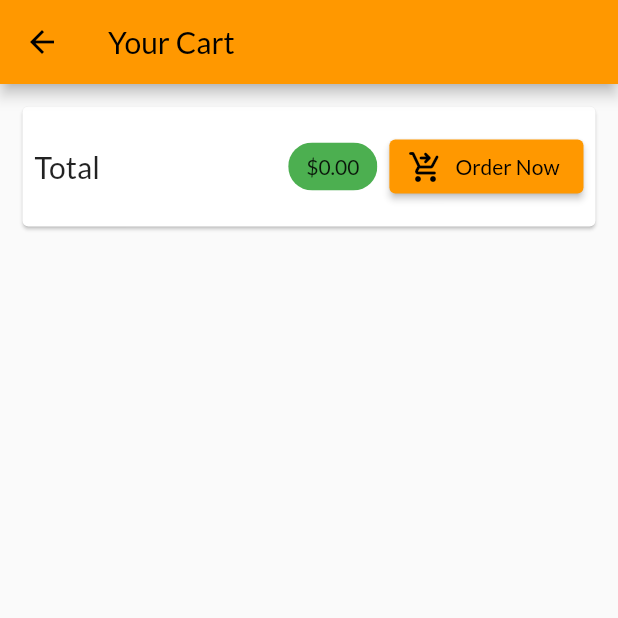
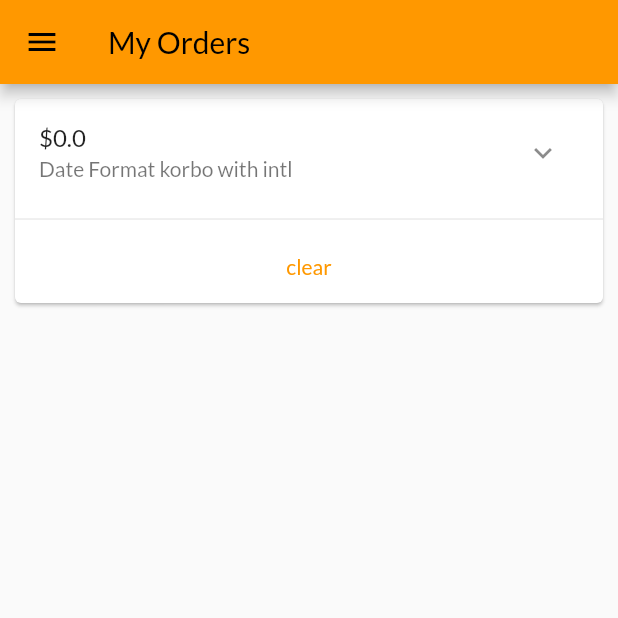
Before and after one commit to aladadev/simple_shop_app, a Flutter app: the CartScreen screen opened by its route, after a tap on "Order Now", on a phone screen of 412 x 824 dp, the top half of it. Run offline on Flutter 3.47's test engine with Material 2 defaults, Android fonts, the phone set to English and light mode, and no system bars; network calls fail.

Commit message:
Order Deletion+Order Item Deletion+SnackBar added for cart add

```diff
--- /dev/null
+++ b/lib/providers/order_provider.dart
@@ -0,0 +1,45 @@
+import 'package:flutter/foundation.dart';
+import 'package:shop_app/providers/cart_provider.dart';
+
+class OrderItem {
+  final String id;
+  double amount;
+  final List<CartItem> products;
+  final DateTime dateTime;
+  OrderItem(
+      {required this.id,
+      required this.amount,
+      required this.products,
+      required this.dateTime});
+}
+
+class OrderProvider with ChangeNotifier {
+  List<OrderItem> _orderList = [];
+
+  List<OrderItem> get orderItem {
+    return [..._orderList];
+  }
+
+  void addOrder(List<CartItem> cartProducts, double total) {
+    _orderList.insert(
+        0,
+        OrderItem(
+            id: DateTime.now().toString(),
+            amount: total,
+            products: cartProducts,
+            dateTime: DateTime.now()));
+    notifyListeners();
+  }
+
+  void deleteOrder(OrderItem orderData) {
+    _orderList.remove(orderData);
+    notifyListeners();
+  }
+
+  void deleteProductFromOrder(OrderItem orderData, CartItem element) {
+    orderData.products.remove(element);
+    var price = orderData.amount - (element.price * element.quantity);
+    orderData.amount = price;
+    notifyListeners();
+  }
+}
--- a/lib/screens/cart_screen.dart
+++ b/lib/screens/cart_screen.dart
@@ -1,6 +1,8 @@
 import 'package:flutter/material.dart';
 import 'package:provider/provider.dart';
 import 'package:shop_app/providers/cart_provider.dart';
+import 'package:shop_app/providers/order_provider.dart';
+import 'package:shop_app/screens/order_screen.dart';
 import 'package:shop_app/widgets/cart_item.dart';
 
 class CartScreen extends StatelessWidget {
@@ -37,7 +39,13 @@ class CartScreen extends StatelessWidget {
                     ),
                   ),
                   ElevatedButton.icon(
-                    onPressed: () {},
+                    onPressed: () {
+                      Provider.of<OrderProvider>(context, listen: false)
+                          .addOrder(cart.getCartItems.values.toList(),
+                              cart.totalAmount);
+                      cart.clearCart();
+                      Navigator.of(context).pushNamed(OrderScreen.routeID);
+                    },
                     icon: Icon(Icons.shopping_cart_checkout_rounded),
                     label: Text('Order Now'),
                   ),
@@ -52,6 +60,7 @@ class CartScreen extends StatelessWidget {
             child: ListView.builder(
               itemCount: cart.cartLength,
               itemBuilder: ((context, index) => CartItemWidget(
+                  productID: cart.getCartItems.keys.toList()[index],
                   id: cart.getCartItems.values.toList()[index].id,
                   price: cart.getCartItems.values.toList()[index].price,
                   quantity: cart.getCartItems.values.toList()[index].quantity,
--- /dev/null
+++ b/lib/screens/order_screen.dart
@@ -0,0 +1,25 @@
+import 'package:flutter/material.dart';
+import 'package:provider/provider.dart';
+import 'package:shop_app/providers/order_provider.dart' show OrderProvider;
+import 'package:shop_app/widgets/app_drawer.dart';
+import 'package:shop_app/widgets/order_item.dart';
+
+class OrderScreen extends StatelessWidget {
+  static const routeID = 'order-screen';
+  const OrderScreen({Key? key}) : super(key: key);
+
+  @override
+  Widget build(BuildContext context) {
+    final orderData = Provider.of<OrderProvider>(context).orderItem;
+    return Scaffold(
+      appBar: AppBar(
+        title: Text('My Orders'),
+      ),
+      drawer: AppDrawer(),
+      body: ListView.builder(
+          itemCount: orderData.length,
+          itemBuilder: ((context, index) =>
+              OrderItemWidget(orderData: orderData[index]))),
+    );
+  }
+}
--- a/lib/screens/product_overview_screen.dart
+++ b/lib/screens/product_overview_screen.dart
@@ -3,6 +3,7 @@ import 'package:provider/provider.dart';
 import 'package:shop_app/models/product.dart';
 import 'package:shop_app/providers/cart_provider.dart';
 import 'package:shop_app/screens/cart_screen.dart';
+import 'package:shop_app/widgets/app_drawer.dart';
 import 'package:shop_app/widgets/badge.dart';
 import 'package:shop_app/widgets/product_item.dart';
 import 'package:shop_app/widgets/products_grid.dart';
@@ -13,6 +14,7 @@ enum FilterOptions {
 }
 
 class ProductsOverviewScreen extends StatefulWidget {
+  static const routeID = 'product-overview-screen';
   ProductsOverviewScreen({Key? key}) : super(key: key);
 
   @override
@@ -60,6 +62,7 @@ class _ProductsOverviewScreenState extends State<ProductsOverviewScreen> {
         ],
         title: Text('My Shop'),
       ),
+      drawer: AppDrawer(),
       body: ProductsGrid(_showOnlyFavorites),
     );
   }
--- /dev/null
+++ b/lib/widgets/order_item.dart
@@ -0,0 +1,66 @@
+import 'package:flutter/material.dart';
+import 'package:provider/provider.dart';
+import 'package:shop_app/providers/order_provider.dart';
+
+class OrderItemWidget extends StatefulWidget {
+  final OrderItem orderData;
+  const OrderItemWidget({Key? key, required this.orderData}) : super(key: key);
+
+  @override
+  State<OrderItemWidget> createState() => _OrderItemWidgetState();
+}
+
+class _OrderItemWidgetState extends State<OrderItemWidget> {
+  var _isExpanded = false;
+  @override
+  Widget build(BuildContext context) {
+    return Card(
+      margin: EdgeInsets.all(10),
+      child: Column(
+        children: [
+          ListTile(
+            title: Text('\$${widget.orderData.amount}'),
+            subtitle: Text('Date Format korbo with intl'),
+            trailing: IconButton(
+              icon: Icon(Icons.expand_more),
+              onPressed: () {
+                setState(() {
+                  _isExpanded = !_isExpanded;
+                });
+              },
+            ),
+          ),
+          Divider(),
+          if (_isExpanded)
+            Container(
+              color: Colors.grey.shade100,
+              margin: EdgeInsets.symmetric(vertical: 10),
+              height: widget.orderData.products.length * 20 + 70,
+              child: ListView(children: [
+                ...widget.orderData.products
+                    .map((e) => ListTile(
+                          leading: IconButton(
+                            onPressed: () {
+                              Provider.of<OrderProvider>(context, listen: false)
+                                  .deleteProductFromOrder(widget.orderData, e);
+                            },
+                            icon: Icon(Icons.clear),
+                          ),
+                          trailing: Text('${e.price * e.quantity}'),
+                          title: Text(e.title),
+                          subtitle: Text('1x ${e.quantity} pcs'),
+                        ))
+                    .toList()
+              ]),
+            ),
+          TextButton(
+              onPressed: () {
+                Provider.of<OrderProvider>(context, listen: false)
+                    .deleteOrder(widget.orderData);
+              },
+              child: Text('clear'))
+        ],
+      ),
+    );
+  }
+}
```
Also changed, not shown: lib/main.dart (+7 -0 lines), lib/providers/cart_provider.dart (+31 -2 lines), lib/screens/product_detail_screen.dart (+22 -2 lines), lib/widgets/app_drawer.dart (added, +37 -0 lines), lib/widgets/cart_item.dart (+26 -1 lines), lib/widgets/product_item.dart (+13 -0 lines).
